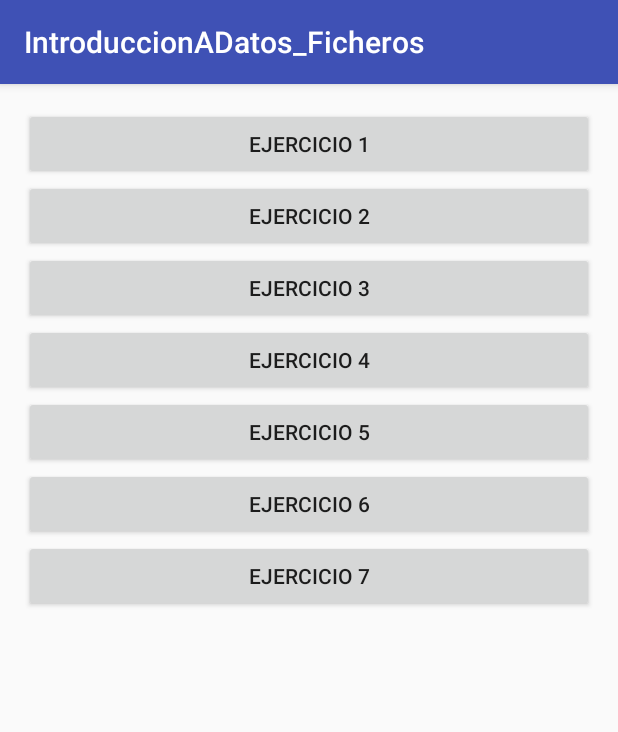
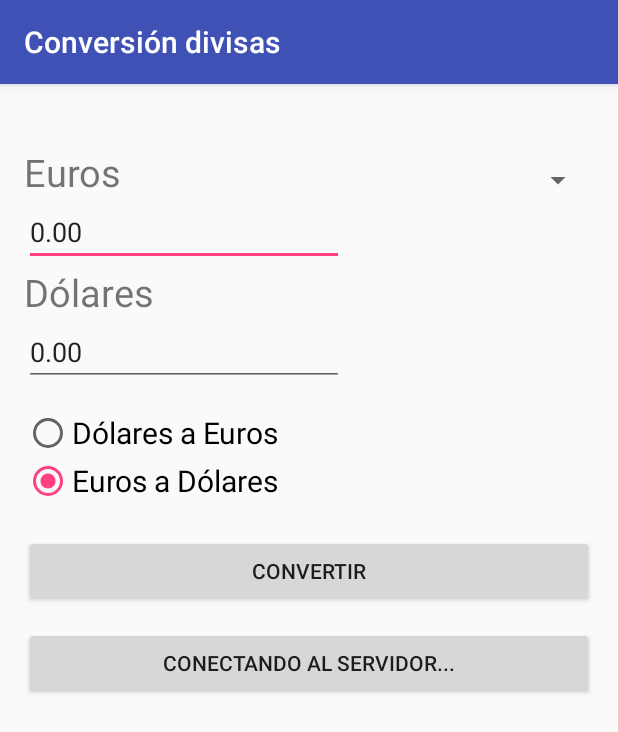
Before and after one commit to DanielAcedo/IntroduccionADatos_Ficheros, an Android app: the screen it shows after launch (MainActivity before the commit, Ejercicio6Activity after it), after a tap on "EJERCICIO 6", on a phone screen of 412 x 824 dp. Shown: the top 732 px of the screen. Run offline under Robolectric (Android 15) with nearby library versions, the phone set to English and light mode, and no system bars; libraries missing offline, so code that uses them is left out: com.loopj.android, cz.msebera.android; 1 statement that could not run was skipped.

Commit message:
Finished exercise 6

```diff
--- /dev/null
+++ b/app/src/main/java/com/danielacedo/introduccionadatos_ficheros/Ejercicio6/Conversion.java
@@ -0,0 +1,60 @@
+package com.danielacedo.introduccionadatos_ficheros.Ejercicio6;
+
+import android.os.AsyncTask;
+
+import org.json.JSONException;
+import org.json.JSONObject;
+
+import java.io.BufferedReader;
+import java.io.IOException;
+import java.io.InputStreamReader;
+import java.net.HttpURLConnection;
+import java.net.MalformedURLException;
+import java.net.URL;
+
+/**
+ * Created by Daniel on 27/09/16.
+ */
+
+public class Conversion {
+    static public final double RATIO_DEFECTO = 1.12;
+    static public final String PAIS_DEFECTO = "USD";
+
+    private String codDivisa = "";
+    private double ratioActual = 0.0;
+
+    public Conversion(){
+        codDivisa = PAIS_DEFECTO;
+        ratioActual = RATIO_DEFECTO;
+    }
+
+    public Conversion(String codDivisa, double ratioActual){
+        this.codDivisa = codDivisa;
+        this.ratioActual = ratioActual;
+    }
+
+    public double ConvertirAEuros(double otraDivisa){
+        return otraDivisa/ratioActual;
+    }
+
+    public double ConvertirADivisa(double euros){
+        return euros*ratioActual;
+    }
+
+    public double getRatio(){
+        return ratioActual;
+    }
+
+    public void setRatio(double ratio){
+        ratioActual = ratio;
+    }
+
+    public String getCodPais(){
+        return codDivisa;
+    }
+
+    public void setCodPais(String codPais){
+        codDivisa = codPais;
+    }
+
+}
--- /dev/null
+++ b/app/src/main/java/com/danielacedo/introduccionadatos_ficheros/Ejercicio6/Ejercicio6Activity.java
@@ -0,0 +1,225 @@
+package com.danielacedo.introduccionadatos_ficheros.Ejercicio6;
+
+import android.content.Context;
+import android.os.AsyncTask;
+import android.support.v7.app.AppCompatActivity;
+import android.os.Bundle;
+import android.view.View;
+import android.widget.AdapterView;
+import android.widget.ArrayAdapter;
+import android.widget.Button;
+import android.widget.EditText;
+import android.widget.RadioButton;
+import android.widget.Spinner;
+import android.widget.TextView;
+import android.widget.Toast;
+
+import com.danielacedo.introduccionadatos_ficheros.Ejercicio3.Ejercicio3Activity;
+import com.danielacedo.introduccionadatos_ficheros.R;
+import com.danielacedo.introduccionadatos_ficheros.RestClient;
+import com.loopj.android.http.JsonHttpResponseHandler;
+
+import org.json.JSONException;
+import org.json.JSONObject;
+
+import java.io.BufferedReader;
+import java.io.FileInputStream;
+import java.io.FileOutputStream;
+import java.io.IOException;
+import java.io.InputStreamReader;
+import java.net.HttpURLConnection;
+import java.net.MalformedURLException;
+import java.net.URL;
+import java.util.ArrayList;
+import java.util.Iterator;
+import java.util.List;
+import java.util.Locale;
+
+import cz.msebera.android.httpclient.Header;
+
+public class Ejercicio6Activity extends AppCompatActivity {
+
+    private String urlApiRatio = "http://api.fixer.io/latest";
+    private String archivoDivisas = "divisas";
+
+    private List<Conversion> rateList;
+    private Conversion conversionActual;
+
+    private TextView txv_InfoDivisa, txv_Euros, txv_Dolares;
+    private EditText edt_Dolares, edt_Euros;
+    private RadioButton rbt_EurosADolares, rbt_DolaresAEuros;
+    private Button btn_ActualizarRatio, btn_Convertir;
+    private Spinner spn_SelectCountry;
+
+    private int ultimaPosicionDivisa = 0;
+
+    @Override
+    protected void onCreate(Bundle savedInstanceState) {
+        super.onCreate(savedInstanceState);
+        setTitle("Conversión divisas");
+        setContentView(R.layout.activity_ejercicio6);
+
+        //Coger los Views
+        txv_InfoDivisa = (TextView)findViewById(R.id.txv_InfoDivisa);
+        txv_Euros = (TextView)findViewById(R.id.txv_Euros);
+        txv_Dolares = (TextView)findViewById(R.id.txv_Dolares);
+        edt_Euros = (EditText)findViewById(R.id.edt_Euros);
+        edt_Dolares = (EditText)findViewById(R.id.edt_Dolares);
+        btn_ActualizarRatio = (Button)findViewById(R.id.btn_ActualizarRatio);
+        btn_Convertir = (Button)findViewById(R.id.btn_Convertir);
+        rbt_DolaresAEuros = (RadioButton)findViewById(R.id.rbt_DolaresAEuros);
+        rbt_EurosADolares = (RadioButton)findViewById(R.id.rbt_EurosADolares);
+        spn_SelectCountry = (Spinner)findViewById(R.id.spn_SelectCountry);
+
+
+        //Inicializar valores
+        rateList = new ArrayList<Conversion>();
+        conversionActual = new Conversion(Conversion.PAIS_DEFECTO, Conversion.RATIO_DEFECTO);
+        edt_Dolares.setText("0.00");
+        edt_Euros.setText("0.00");
+        rbt_EurosADolares.setChecked(true);
+
+        spn_SelectCountry.setOnItemSelectedListener(new AdapterView.OnItemSelectedListener() {
+            @Override
+            public void onItemSelected(AdapterView<?> adapterView, View view, int i, long l) {
+                conversionActual = rateList.get(i);
+                actualizarConversion();
+                btn_Convertir.performClick();
+            }
+
+            @Override
+            public void onNothingSelected(AdapterView<?> adapterView) {
+
+            }
+        });
+
+        //Llamar al servidor para coger los datos del ratio de divisas
+        actualizarDivisas();
+
+
+    }
+
+    public void onClick(View v)  {
+        switch (v.getId()){
+            case R.id.btn_ActualizarRatio:
+                actualizarDivisas();
+                break;
+            case R.id.btn_Convertir:
+                if(rbt_DolaresAEuros.isChecked()){
+                    parsearDolares();
+                }else if(rbt_EurosADolares.isChecked()){
+                    parsearEuros();
+                }
+        }
+
+    }
+
+    public void actualizarConversion(){
+        txv_Dolares.setText(conversionActual.getCodPais());
+        rbt_DolaresAEuros.setText(conversionActual.getCodPais()+" a EUR");
+        rbt_EurosADolares.setText("EUR a "+conversionActual.getCodPais());
+        txv_InfoDivisa.setText(getResources().getString(R.string.txv_InfoDivisa_text_correcto)+String.valueOf(conversionActual.getRatio())+" "+conversionActual.getCodPais()+"/EUR");
+    }
+
+    private void parsearEuros(){
+        try{
+            double euros = Double.parseDouble(edt_Euros.getText().toString());
+            edt_Euros.setText(String.format(Locale.US,"%.2f", euros)); //Añadimos los decimales si lo introducido es entero
+            edt_Dolares.setText(String.format(Locale.US, "%.2f", conversionActual.ConvertirADivisa(euros)));
+        }catch(NumberFormatException e){
+            mostrar(getResources().getString(R.string.parseEurosError));
+        }
+    }
+
+    private void parsearDolares(){
+        try{
+            double dolares = Double.parseDouble(edt_Dolares.getText().toString());
+            edt_Dolares.setText(String.format(Locale.US,"%.2f", dolares)); //Añadimos los decimales si lo introducido es entero
+            edt_Euros.setText(String.format(Locale.US, "%.2f", conversionActual.ConvertirAEuros(dolares))); //Se convierte con 2 decimales
+        }catch(NumberFormatException e){
+            mostrar(getResources().getString(R.string.parseDolaresError));
+        }
+    }
+
+    /**
+     * Makes a GET Call to the api to obtain rates data
+     */
+    private void actualizarDivisas(){
+        btn_ActualizarRatio.setText(R.string.btn_InfoDivisa_text_conectando);
+
+        RestClient.get(urlApiRatio, new JsonHttpResponseHandler(){  //Now using AsyncHTTPClient
+            @Override
+            public void onSuccess(int statusCode, Header[] headers, JSONObject response) {
+                try {
+                    if(spn_SelectCountry!=null){
+                        ultimaPosicionDivisa = spn_SelectCountry.getSelectedItemPosition();
+                    }
+
+                    tratarJSON(response);
+
+                    if(spn_SelectCountry!=null){
+                       spn_SelectCountry.setSelection(ultimaPosicionDivisa);
+                    }
+
+                    txv_InfoDivisa.setText(getResources().getString(R.string.txv_InfoDivisa_text_correcto)+String.valueOf(conversionActual.getRatio())+" "+conversionActual.getCodPais()+"/EUR");
+                    btn_ActualizarRatio.setText(R.string.btn_ActualizarRatio_text);
+
+                } catch (JSONException e) {
+                    Toast.makeText(Ejercicio6Activity.this, "Error JSON: "+e.getMessage(), Toast.LENGTH_SHORT).show();
+                }
+                super.onSuccess(statusCode, headers, response);
+            }
+
+            @Override
+            public void onFailure(int statusCode, Header[] headers, String responseString, Throwable throwable) {
+                Toast.makeText(Ejercicio6Activity.this, "Error: "+responseString, Toast.LENGTH_SHORT).show();
+                super.onFailure(statusCode, headers, responseString, throwable);
+            }
+        });
+
+        //new Ejercicio6Activity.GetHttpResponse().execute(urlApiRatio);
+    }
+
+    /**
+     * Read JSON received from the API and populate the spinner with the data
+     * @param jsonImportado JSON received
+     * @throws JSONException
+     */
+    private void tratarJSON(JSONObject jsonImportado) throws JSONException{
+
+            JSONObject json = jsonImportado;
+            JSONObject ratios = json.getJSONObject("rates");
+
+            Iterator<String> keys = ratios.keys();
+            rateList = new ArrayList<Conversion>();
+
+            while (keys.hasNext()){
+                String divisa = keys.next();
+                Double ratio = ratios.getDouble(divisa);
+                rateList.add(new Conversion(divisa, ratio));
+            }
+
+            //Popular el Spinner
+            List<String> paises = new ArrayList<String>();
+
+            for(Conversion c : rateList){
+                paises.add(c.getCodPais());
+            }
+
+            ArrayAdapter<String> paisesAdapter = new ArrayAdapter<String>(Ejercicio6Activity.this, android.R.layout.simple_spinner_item, paises);
+            paisesAdapter.setDropDownViewResource(android.R.layout.simple_spinner_dropdown_item);
+            spn_SelectCountry.setAdapter(paisesAdapter);
+            edt_Dolares.setText("0.00");
+            edt_Euros.setText("0.00");
+
+
+
+    }
+
+
+    public void mostrar(String msg){
+        Toast.makeText(this, msg, Toast.LENGTH_SHORT).show();
+    }
+
+
+}
--- a/app/src/main/java/com/danielacedo/introduccionadatos_ficheros/MainActivity.java
+++ b/app/src/main/java/com/danielacedo/introduccionadatos_ficheros/MainActivity.java
@@ -10,6 +10,7 @@ import com.danielacedo.introduccionadatos_ficheros.Ejercicio2.Ejercicio2Activity
 import com.danielacedo.introduccionadatos_ficheros.Ejercicio3.Ejercicio3Activity;
 import com.danielacedo.introduccionadatos_ficheros.Ejercicio4.Ejercicio4Activity;
 import com.danielacedo.introduccionadatos_ficheros.Ejercicio5.Ejercicio5MainActivity;
+import com.danielacedo.introduccionadatos_ficheros.Ejercicio6.Ejercicio6Activity;
 import com.danielacedo.introduccionadatos_ficheros.Ejercicio7.Ejercicio7Activity;
 
 public class MainActivity extends AppCompatActivity implements View.OnClickListener {
@@ -46,6 +47,10 @@ public class MainActivity extends AppCompatActivity implements View.OnClickListe
                 intent = new Intent(MainActivity.this, Ejercicio5MainActivity.class);
                 startActivity(intent);
                 break;
+            case R.id.btn_Ej6:
+                intent = new Intent(MainActivity.this, Ejercicio6Activity.class);
+                startActivity(intent);
+                break;
             case R.id.btn_Ej7:
                 intent = new Intent(MainActivity.this, Ejercicio7Activity.class);
                 startActivity(intent);
--- /dev/null
+++ b/app/src/main/res/layout/activity_ejercicio6.xml
@@ -0,0 +1,123 @@
+<?xml version="1.0" encoding="utf-8"?>
+<RelativeLayout xmlns:android="http://schemas.android.com/apk/res/android"
+    xmlns:tools="http://schemas.android.com/tools"
+    android:id="@+id/activity_ejercicio5"
+    android:layout_width="match_parent"
+    android:layout_height="match_parent"
+    android:paddingBottom="@dimen/activity_vertical_margin"
+    android:paddingLeft="@dimen/activity_horizontal_margin"
+    android:paddingRight="@dimen/activity_horizontal_margin"
+    android:paddingTop="@dimen/activity_vertical_margin"
+    tools:context="com.danielacedo.tema1.Ejercicio5Activity">
+
+    <TextView
+        android:text="@string/txv_Euros_text"
+        android:layout_width="wrap_content"
+        android:layout_height="wrap_content"
+        android:textSize="25sp"
+        android:id="@+id/txv_Euros"
+        android:layout_marginTop="25dp"
+        android:layout_alignParentTop="true"
+        android:layout_alignParentLeft="true"
+        android:layout_alignParentStart="true" />
+
+    <TextView
+        android:text="@string/nada"
+        android:layout_width="wrap_content"
+        android:layout_height="wrap_content"
+        android:id="@+id/txv_InfoDivisa"
+        android:textSize="16sp"
+        android:layout_marginTop="30dp"
+        android:layout_below="@+id/btn_ActualizarRatio"
+        android:layout_centerHorizontal="true" />
+
+    <RadioGroup
+        android:layout_width="wrap_content"
+        android:layout_height="wrap_content"
+        android:id="@+id/radioGroup"
+        android:layout_below="@+id/edt_Dolares"
+        android:layout_alignParentLeft="true"
+        android:layout_alignParentStart="true"
+        android:layout_marginTop="15dp">
+
+        <RadioButton
+            android:text="@string/rbt_DolaresAEuros_text"
+            android:layout_width="wrap_content"
+            android:layout_height="wrap_content"
+            android:id="@+id/rbt_DolaresAEuros"
+            android:textSize="20sp"
+            android:layout_weight="1" />
+
+        <RadioButton
+            android:text="@string/rbt_EurosADolares_text"
+            android:layout_width="wrap_content"
+            android:layout_height="wrap_content"
+            android:id="@+id/rbt_EurosADolares"
+            android:textSize="20sp"
+            android:layout_weight="1" />
+    </RadioGroup>
+
+    <Button
+        android:text="@string/btn_Convertir_text"
+        android:layout_width="wrap_content"
+        android:layout_height="wrap_content"
+        android:id="@+id/btn_Convertir"
+        android:onClick="onClick"
+
+        android:layout_below="@+id/radioGroup"
+        android:layout_alignParentLeft="true"
+        android:layout_alignParentStart="true"
+        android:layout_marginTop="20dp"
+        android:layout_alignParentRight="true"
+        android:layout_alignParentEnd="true" />
+
+    <Button
+        android:text="@string/btn_ActualizarRatio_text"
+        android:layout_width="wrap_content"
+        android:layout_height="wrap_content"
+        android:onClick="onClick"
+        android:id="@+id/btn_ActualizarRatio"
+        android:layout_marginTop="13dp"
+        android:layout_below="@+id/btn_Convertir"
+        android:layout_alignParentLeft="true"
+        android:layout_alignParentStart="true"
+        android:layout_alignParentRight="true"
+        android:layout_alignParentEnd="true" />
+
+    <TextView
+        android:text="@string/txv_Dolares_text"
+        android:layout_width="wrap_content"
+        android:layout_height="wrap_content"
+        android:textSize="25sp"
+        android:id="@+id/txv_Dolares"
+        android:layout_below="@+id/edt_Euros"
+        android:layout_alignParentLeft="true"
+        android:layout_alignParentStart="true" />
+
+    <EditText
+        android:layout_width="wrap_content"
+        android:layout_height="wrap_content"
+        android:inputType="textPersonName|numberDecimal"
+        android:ems="10"
+        android:id="@+id/edt_Euros"
+        android:layout_below="@+id/txv_Euros"
+        android:layout_alignParentLeft="true"
+        android:layout_alignParentStart="true" />
+
+    <EditText
+        android:layout_width="wrap_content"
+        android:layout_height="wrap_content"
+        android:inputType="textPersonName|numberDecimal"
+        android:ems="10"
+        android:id="@+id/edt_Dolares"
+        android:layout_below="@+id/txv_Dolares"
+        android:layout_alignParentLeft="true"
+        android:layout_alignParentStart="true" />
+
+    <Spinner
+        android:layout_width="match_parent"
+        android:layout_height="wrap_content"
+        android:layout_above="@+id/edt_Euros"
+        android:id="@+id/spn_SelectCountry"
+        android:layout_toRightOf="@+id/edt_Euros" />
+</RelativeLayout>
--- a/app/src/main/res/values/strings.xml
+++ b/app/src/main/res/values/strings.xml
@@ -1,9 +1,53 @@
 <resources>
-    <string name="app_name">IntroduccionADatos_Ficheros</string>
+    <string name="app_name">Ej. Introduccion Datos</string>
+    <string name="nada"></string>
 
-    <!-- Ejercicio 5-->
-    <string name="txv_FilePath">Ruta a fichero</string>
-    <string name="btn_Download">Descargar</string>
-    <string name="btn_GalleryDown">Abajo</string>
-    <string name="btn_GalleryUp">Arriba</string>
+    <!-- Menu-->
+    <string name="menu_title">Tema 1</string>
+
+    <!-- Ejercicio 1-->
+    <string name="ej1_title">ConversiónMoneda</string>
+    <string name="txv_Euros_text">Euros</string>
+    <string name="txv_Dolares_text">Dólares</string>
+    <string name="btn_ActualizarRatio_text">Actualizar divisas</string>
+    <string name="txv_InfoDivisa_text_correcto">El ratio de divisa actual es: \n</string>
+    <string name="btn_InfoDivisa_text_conectando">Conectando al servidor... </string>
+    <string name="txv_InfoDivisa_text_error">Error al conectar al servidor</string>
+    <string name="rbt_DolaresAEuros_text">Dólares a Euros</string>
+    <string name="rbt_EurosADolares_text">Euros a Dólares</string>
+    <string name="btn_Convertir_text">Convertir</string>
+    <string name="parseEurosError">Error al leer los euros introducidos, asegurate de que sea un número</string>
+    <string name="parseDolaresError">Error al leer los dólares introducidos, asegurate de que sea un número</string>
+
+    <!-- Ejercicio 2-->
+    <string name="ej2_title">Conversor de centímetros a pulgadas</string>
+    <string name="btn_ConvertirCm_text">Convertir</string>
+    <string name="txv_Cm_text_cm">Centímetros</string>
+    <string name="txv_Cm_text_inches">Pulgadas</string>
+    <string name="btn_CambiarModo_text">Cambiar modo</string>
+
+    <!-- Ejercicio 3 -->
+    <string name="ej3_title">Visor Web</string>
+    <string name="txv_LinkEntry">Escribe el enlace web</string>
+    <string name="btn_OkWeb">Ir</string>
+
+    <!-- Ejercicio 4-->
+    <string name="ej4_title">Contador de cafés</string>
+    <string name="txv_CoffeeCounterTitle">Cafés</string>
+    <string name="txv_CoffeeCounter_Default">0</string>
+    <string name="txv_TimeCounter">00:00</string>
+    <string name="txv_TimeCounter_finished">Terminado!</string>
+    <string name="btn_AddSeg">+ Seg</string>
+    <string name="btn_SubstractSeg">- Seg</string>
+    <string name="btn_SubstractMinute">- Min</string>
+    <string name="btn_AddMinute">+ Min</string>
+    <string name="btn_StartCounter">Empezar</string>
+    <string name="btn_StartCounter_Cancel">Cancelar</string>
+    <string name="btn_Pause">Pausar</string>
+    <string name="btn_Pause_Restart">Reanudar</string>
+    <string name="btn_Restart">Reiniciar</string>
+    <string name="warning_CoffeeLimit_Title">Aviso</string>
+    <string name="warning_CoffeeLimit_Body">Limite de cafés superados</string>
+
+
 </resources>
```
Also changed, not shown: app/src/main/AndroidManifest.xml (+20 -8 lines), app/src/main/res/layout/activity_ejercicio5_main.xml (+4 -4 lines).
